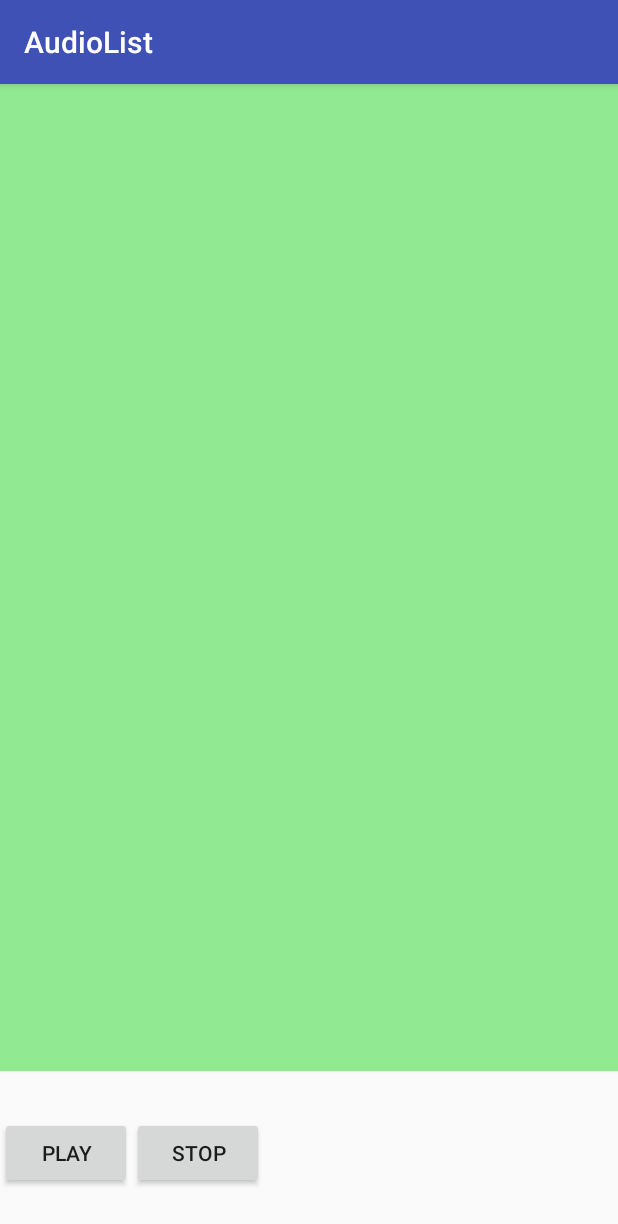
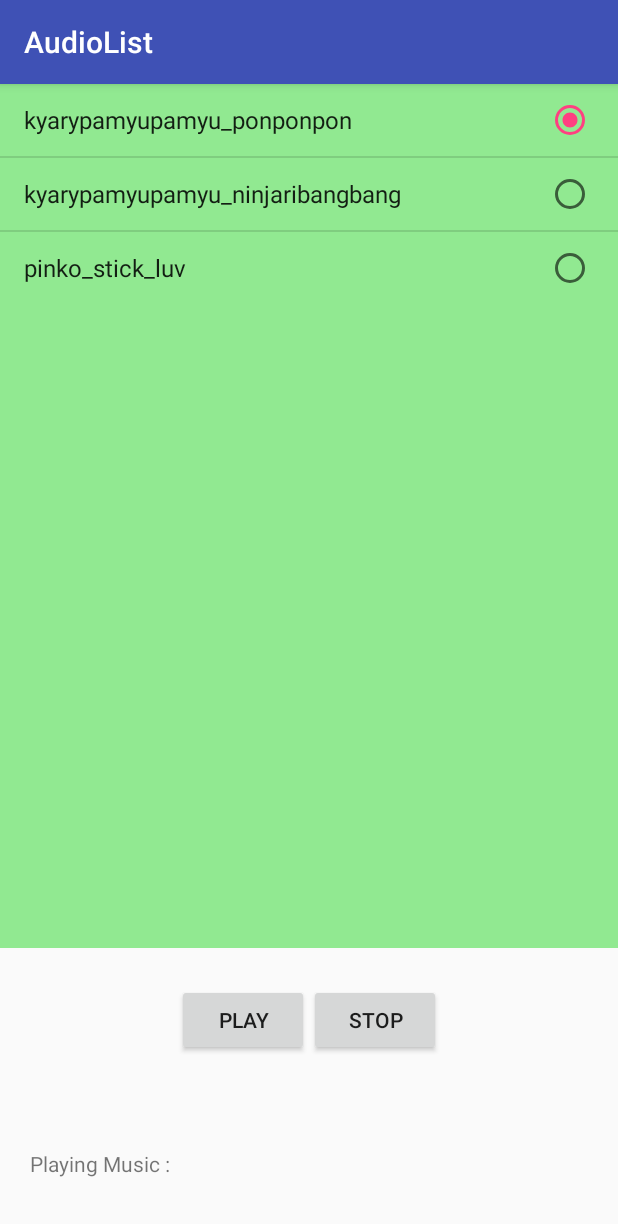
Before and after one commit to kimyounkyoung/AudioList, an Android app: the screen it shows after launch (MainActivity), on a phone screen of 412 x 824 dp. Shown: the top 1224 px of the screen. Run offline under Robolectric (Android 15) with nearby library versions, the phone set to English and light mode, and no system bars.

Commit message:
#3 ListView

```diff
--- a/app/src/main/java/com/example/younkyoungkim/audiolist/MainActivity.java
+++ b/app/src/main/java/com/example/younkyoungkim/audiolist/MainActivity.java
@@ -2,12 +2,31 @@ package com.example.younkyoungkim.audiolist;
 
 import android.support.v7.app.AppCompatActivity;
 import android.os.Bundle;
+import android.widget.ArrayAdapter;
+import android.widget.Button;
+import android.widget.ListView;
+import android.widget.ProgressBar;
+import android.widget.TextView;
 
 public class MainActivity extends AppCompatActivity {
+    ListView list;
+    Button butPlay, butStop;
+    TextView textMusic;
+    ProgressBar progress;
+    String[] musics={"kyarypamyupamyu_ponponpon","kyarypamyupamyu_ninjaribangbang","pinko_stick_luv"};
 
     @Override
     protected void onCreate(Bundle savedInstanceState) {
         super.onCreate(savedInstanceState);
         setContentView(R.layout.activity_main);
+        list=(ListView)findViewById(R.id.list_music);
+        butPlay=(Button)findViewById(R.id.but_play);
+        butStop=(Button)findViewById(R.id.but_stop);
+        textMusic=(TextView)findViewById(R.id.text_music);
+        progress=(ProgressBar)findViewById(R.id.progress_music);
+        ArrayAdapter<String> adapter=new ArrayAdapter<String>(this, android.R.layout.simple_list_item_single_choice, musics);
+        list.setAdapter(adapter);
+        list.setChoiceMode(ListView.CHOICE_MODE_SINGLE);
+        list.setItemChecked(0,true);
     }
 }
--- a/app/src/main/res/layout/activity_main.xml
+++ b/app/src/main/res/layout/activity_main.xml
@@ -15,7 +15,7 @@
         android:background="#91e991"
         >
         <ListView
-            android:id="@+id/List_music"
+            android:id="@+id/list_music"
             android:layout_width="match_parent"
             android:layout_height="wrap_content">
         </ListView>
@@ -40,6 +40,9 @@
             android:layout_height="wrap_content"
             android:text="Stop"
             />
+
+
+    </LinearLayout>
     <LinearLayout
         android:layout_width="match_parent"
         android:layout_height="0dp"
@@ -60,7 +63,4 @@
             android:visibility="invisible"
             />
     </LinearLayout>
-
 </LinearLayout>
-
-</LinearLayout>
--- /dev/null
+++ b/app/src/main/res/values/ids.xml
@@ -0,0 +1,4 @@
+<?xml version="1.0" encoding="utf-8"?>
+<resources>
+    <item name="list_music" type="id" />
+</resources>
```
Lines whose indentation alone changed are shown as unchanged.
